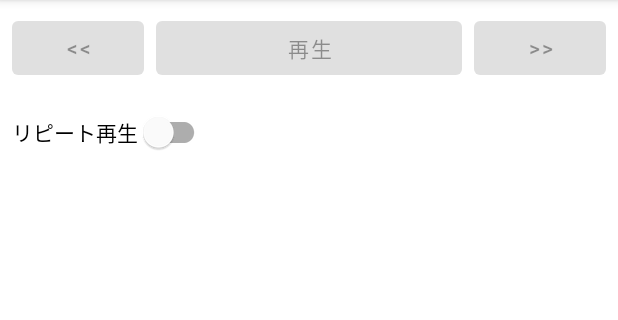
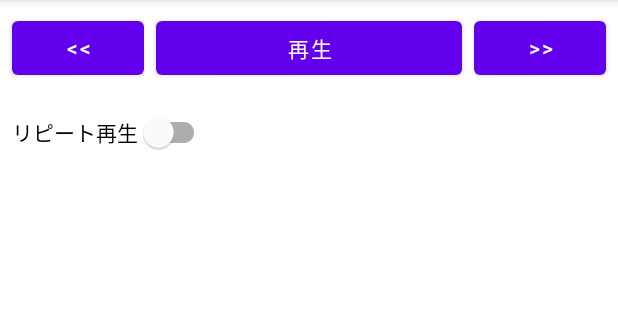
Before and after one commit to sanao1006/androidSandbox, an Android app: the screen it shows after launch (MainActivity), on a phone screen of 412 x 824 dp, the part 84-404 px from its top. Run offline under Robolectric (Android 15) with nearby library versions, the phone set to English and light mode, and no system bars.

Commit message:
implementation of MainActivity.kt  - PlayerPreparedListener

```diff
--- a/mediaSample/app/src/main/java/com/example/mediasample/MainActivity.kt
+++ b/mediaSample/app/src/main/java/com/example/mediasample/MainActivity.kt
@@ -4,6 +4,7 @@ import android.media.MediaPlayer
 import android.net.Uri
 import androidx.appcompat.app.AppCompatActivity
 import android.os.Bundle
+import android.widget.Button
 
 class MainActivity : AppCompatActivity() {
     private var _player: MediaPlayer? = null
@@ -15,8 +16,8 @@ class MainActivity : AppCompatActivity() {
         val mediaFileUriStr = "android.resource://${packageName}/${R.raw.sound_environment}"
         val mediaFileUri = Uri.parse(mediaFileUriStr)
 
-        _player?.let{
-            it.setDataSource(this@MainActivity,mediaFileUri)
+        _player?.let {
+            it.setDataSource(this@MainActivity, mediaFileUri)
             it.setOnPreparedListener(PlayerPreparedListener())
             it.prepareAsync()
         }
@@ -24,7 +25,12 @@ class MainActivity : AppCompatActivity() {
 
     private inner class PlayerPreparedListener : MediaPlayer.OnPreparedListener {
         override fun onPrepared(mp: MediaPlayer?) {
-            TODO("Not yet implemented")
+            val btPlay = findViewById<Button>(R.id.btPlay)
+            btPlay.isEnabled = true
+            val btBack = findViewById<Button>(R.id.btBack)
+            btBack.isEnabled = true
+            val btForward = findViewById<Button>(R.id.btForward)
+            btForward.isEnabled = true
         }
 
     }
```
